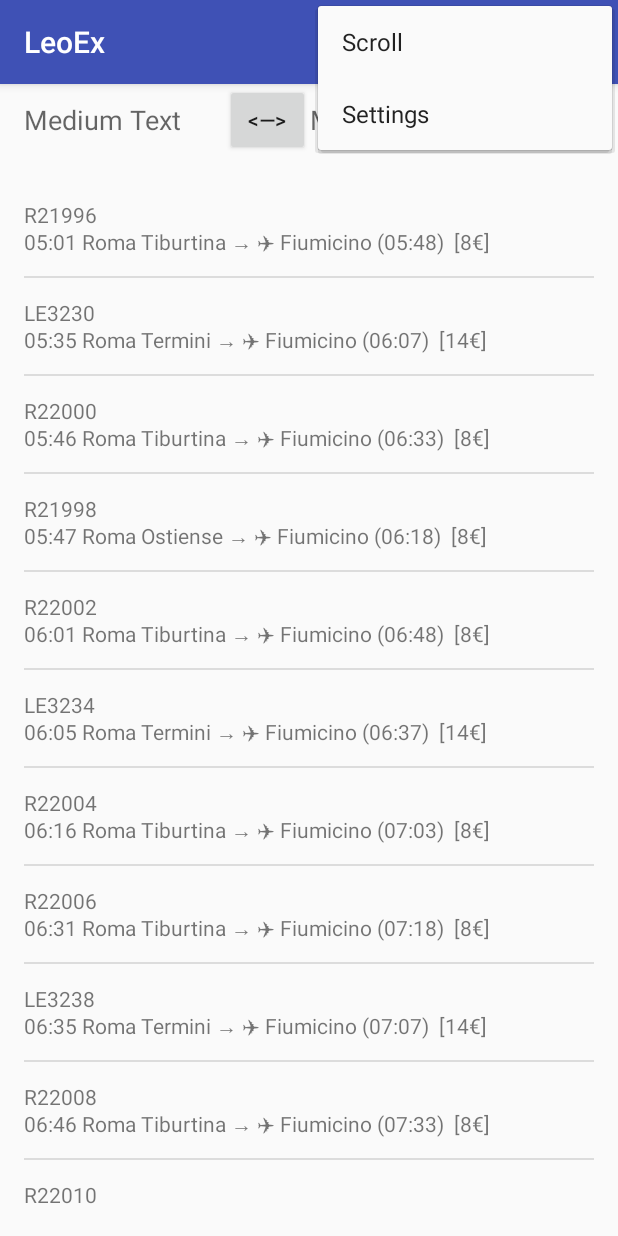
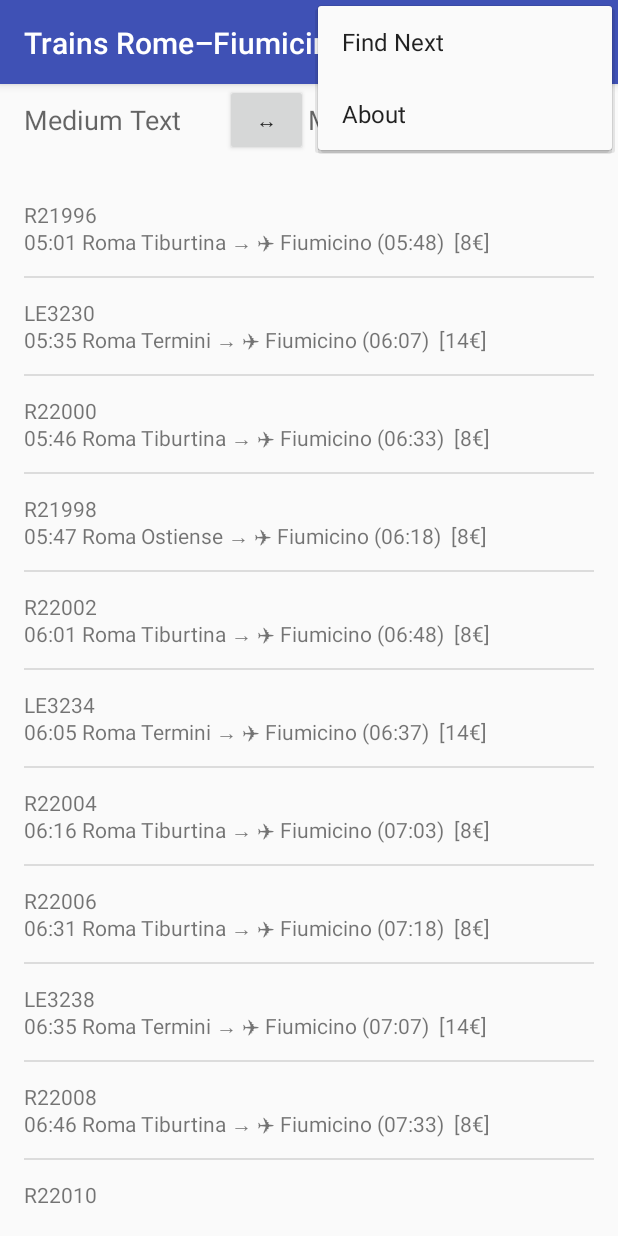
Before and after one commit to agule/LeoEx, an Android app: the screen it shows after launch (MainActivity), with the options menu open, on a phone screen of 412 x 824 dp. Run offline under Robolectric (Android 15) with nearby library versions, the phone set to English and light mode, and no system bars.

Commit message:
String fixed

```diff
--- a/app/src/main/java/it/agule/leoex/Timetable.java
+++ b/app/src/main/java/it/agule/leoex/Timetable.java
@@ -30,7 +30,7 @@
 
 enum TrainType{
     Reg ("R", "Regionale"),
-    LE  ("LE","Leonardo LEress"),
+    LE  ("LE","Leonardo Express"),
     FA  ("FA","FrecciArgento");
 
     private String code;
--- a/app/src/main/res/values/strings.xml
+++ b/app/src/main/res/values/strings.xml
@@ -1,14 +1,14 @@
 <resources>
-    <string name="app_name">LeoEx</string>
-    <string name="action_settings">Settings</string>
-    <string name="action_scroll" translatable="false">Scroll</string>
-    <string name="title_activity_detail">Detail</string>
-    <string name="hello_world">Text...</string>
+    <string name="app_name">Trains Rome–Fiumicino ✈</string>
+    <string name="action_settings">About</string>
+    <string name="action_scroll" translatable="false">Find Next</string>
+    <string name="title_activity_detail">Details</string>
+    <string name="hello_world">Sample Text...</string>
 
-    <string name="strButtonXchange">&lt;&#8212;&gt;</string>
-    <string name="strButtonSearch">o&#8211;</string>
+    <string name="strButtonXchange">↔</string>
+    <string name="strButtonSearch">o–</string>
 
-    <string name="title_activity_settings">Settings</string>
+    <string name="title_activity_settings">About</string>
 
     <!-- Strings related to Settings -->
 
```
